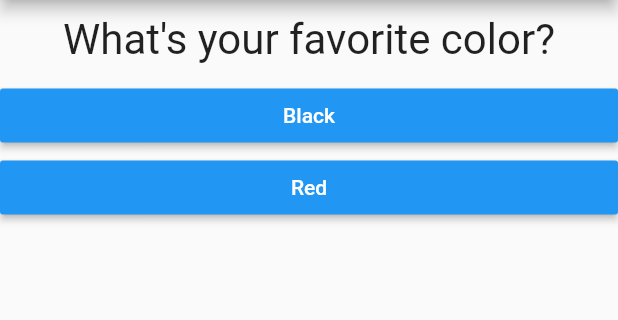
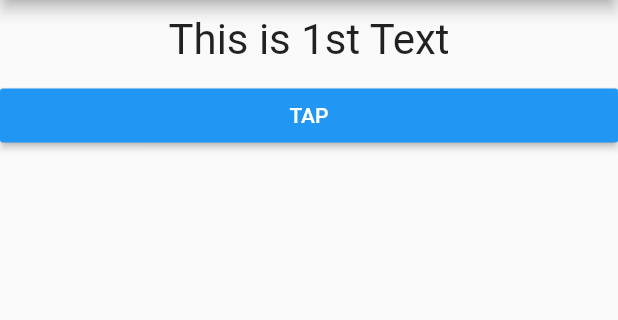
Before and after one commit to swayamshreemohanty/Flutter_1_Assignment, a Flutter app: the screen it shows after launch, on a phone screen of 412 x 824 dp, the part 84-404 px from its top. Run offline on Flutter 3.47's test engine with Material 2 defaults, Android fonts, the phone set to English and light mode, and no system bars.

Commit message:
Ready for submit

```diff
--- a/lib/App.dart
+++ b/lib/App.dart
@@ -19,9 +19,7 @@ class App extends StatelessWidget {
         TextControl(
           questions[questionIndex]['questionText'],
         ),
-        ...(questions[questionIndex]['answers'] as List<String>).map((answer) {
-          return Texts(answerQuestion, answer);
-        }).toList()
+        Texts(answerQuestion),
       ],
     );
   }
--- a/lib/Text.dart
+++ b/lib/Text.dart
@@ -3,9 +3,9 @@ import './Text_control.dart';
 
 class Texts extends StatelessWidget {
   final Function filehandler;
-  final String texthandler;
+  final String texthandler = "TAP";
 
-  Texts(this.filehandler, this.texthandler);
+  Texts(this.filehandler);
 
   @override
   Widget build(BuildContext context) {
--- a/lib/main.dart
+++ b/lib/main.dart
@@ -34,12 +34,10 @@ class _MyAppState extends State<MyApp> {
   Widget build(BuildContext context) {
     final _questions = const [
       {
-        'questionText': 'What\'s your favorite color?',
-        'answers': ['Black', 'Red'],
+        'questionText': 'This is 1st Text',
       },
       {
-        'questionText': 'What\'s your favorite Animal?',
-        'answers': ['Dog', 'Cat'],
+        'questionText': 'This is 2nd Text',
       },
     ];
 
@@ -57,7 +55,7 @@ class _MyAppState extends State<MyApp> {
                 child: Column(
                   children: <Widget>[
                     RaisedButton(
-                      child: Text('Reset Quiz'),
+                      child: Text('Reset'),
                       onPressed: _resetQuiz,
                     ),
                   ],
```
